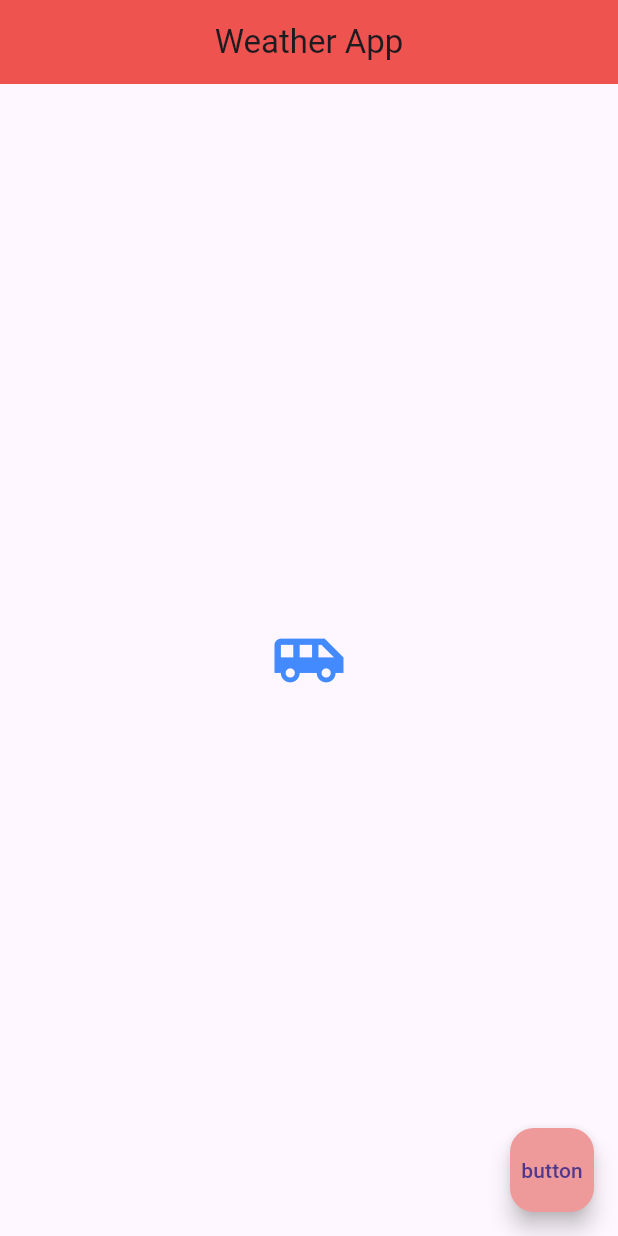
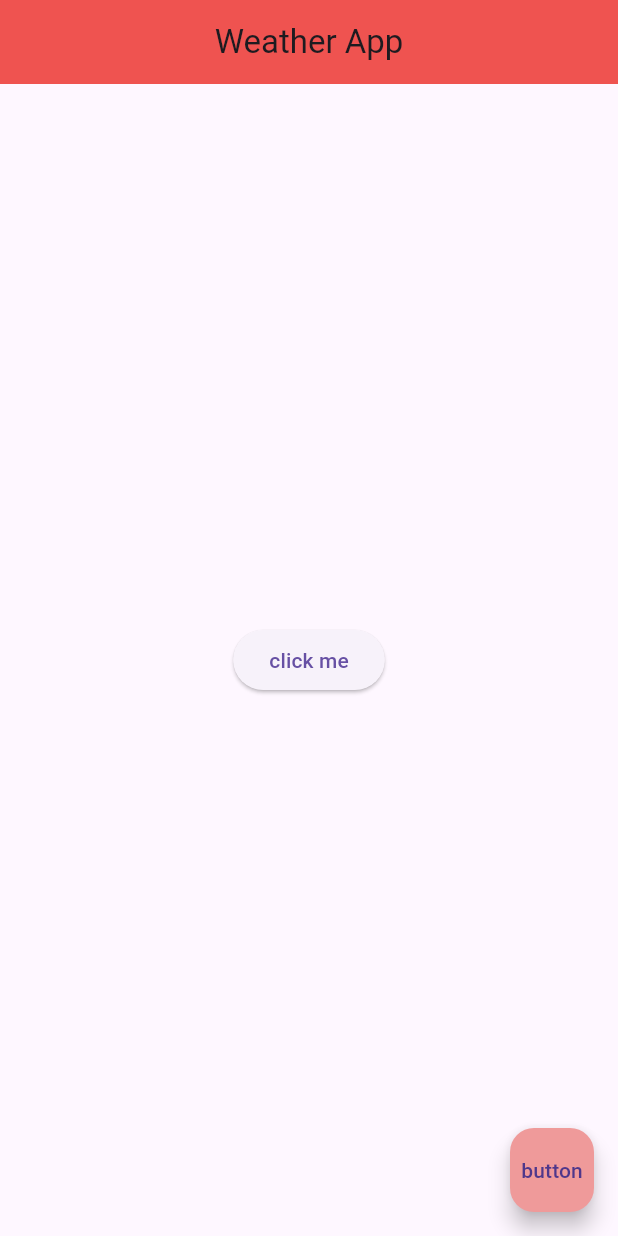
Before and after one commit to HariHaraSudhan-M0/weather-app, a Flutter app: the screen it shows after launch, on a phone screen of 412 x 824 dp. Run offline on Flutter 3.47's test engine with Material 3 defaults, Android fonts, the phone set to English and light mode, and no system bars.

Commit message:
added a elevated button

```diff
--- a/lib/main.dart
+++ b/lib/main.dart
@@ -18,12 +18,12 @@ class Home extends StatelessWidget {
         centerTitle: true,
         backgroundColor: Colors.red[400],
       ),
-      body: const Center(
-        child: Icon(
-          Icons.airport_shuttle,
-          color: Colors.blueAccent,
-          size:50,
-        ),
+      body:  Center(
+        child: ElevatedButton(
+          onPressed: () {
+          },
+          child: Text('click me'),
+          ),
       ),
         floatingActionButton: FloatingActionButton(
           onPressed: () {},
```
